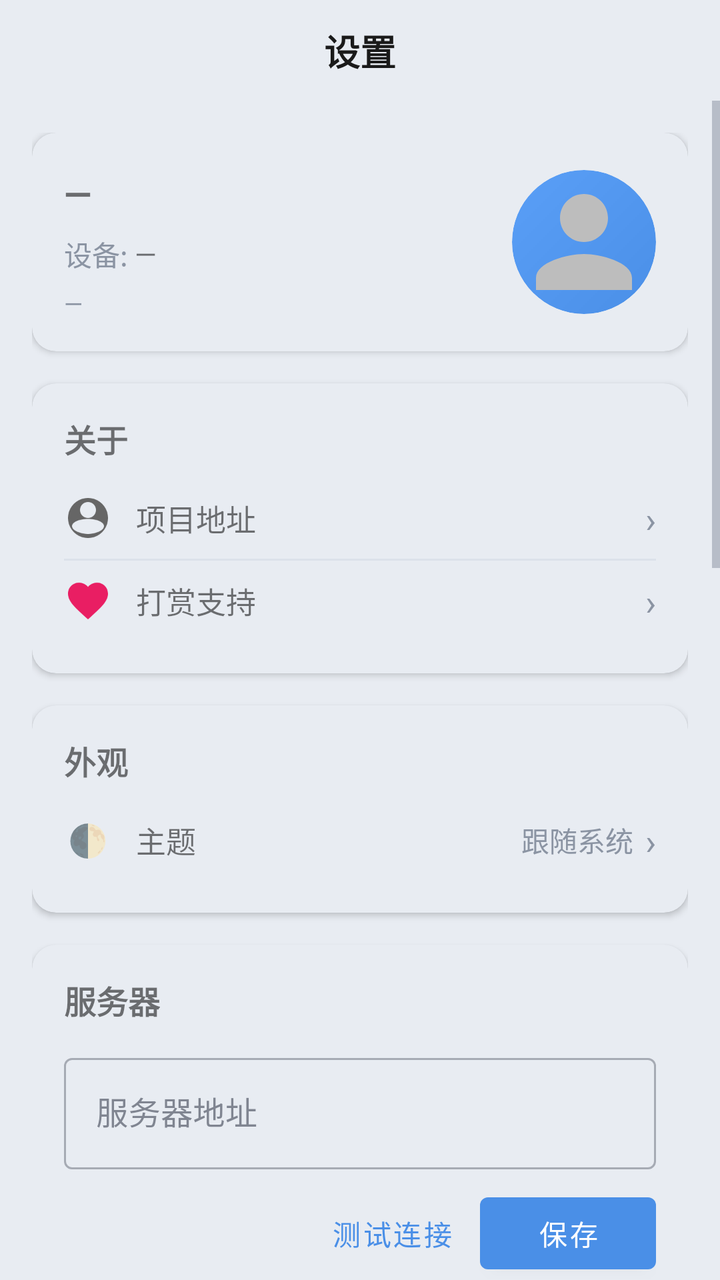
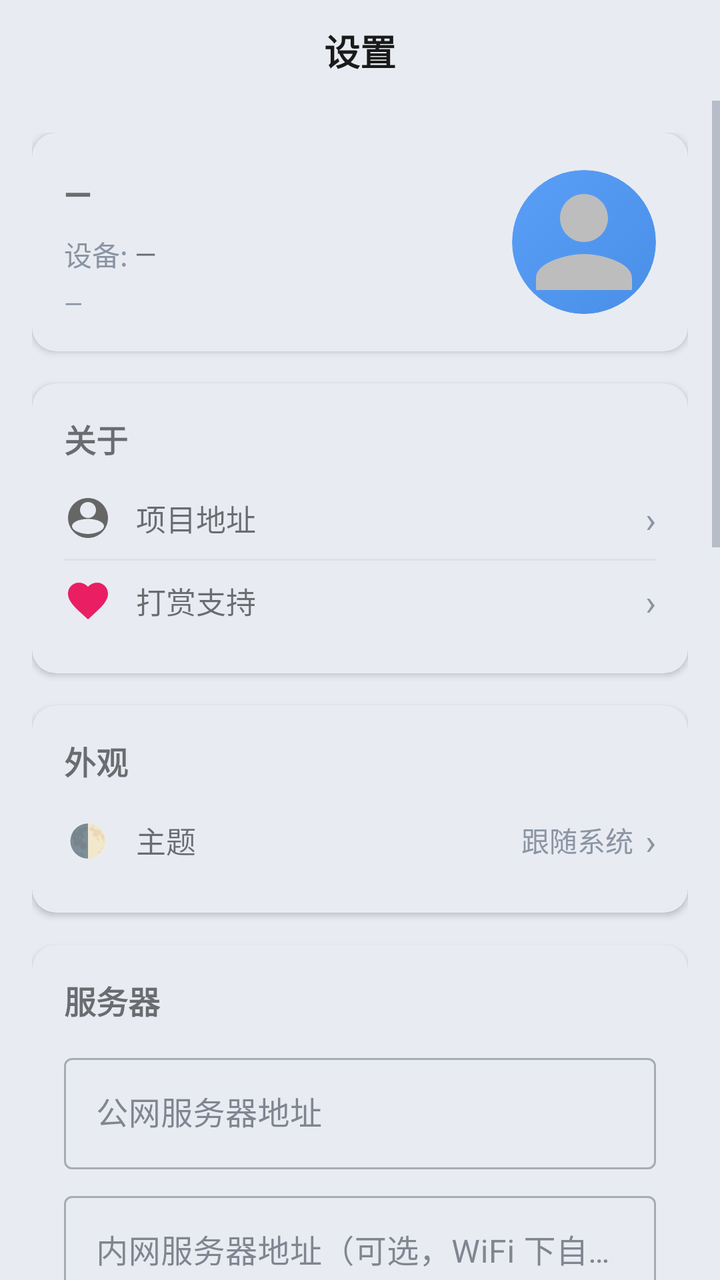

Before-and-after screenshots of an Android layout around one commit, followed by the original layout XML and the change that was made.
<!-- AndroidManifest.xml: application theme Theme.EchoLink -->
<!-- res/layout/fragment_settings.xml -->
<?xml version="1.0" encoding="utf-8"?>
<LinearLayout xmlns:android="http://schemas.android.com/apk/res/android"
    xmlns:app="http://schemas.android.com/apk/res-auto"
    android:layout_width="match_parent"
    android:layout_height="match_parent"
    android:orientation="vertical">

    
    <LinearLayout
        android:id="@+id/topBar"
        android:layout_width="match_parent"
        android:layout_height="wrap_content"
        android:orientation="horizontal"
        android:background="@android:color/transparent"
        android:padding="12dp"
        android:gravity="center_vertical">

        <TextView
            android:layout_width="0dp"
            android:layout_height="wrap_content"
            android:layout_weight="1"
            android:text="设置"
            android:gravity="center"
            android:textSize="18sp"
            android:textStyle="bold"
            android:textColor="@color/on_wallpaper" />
    </LinearLayout>

    <ScrollView
        android:layout_width="match_parent"
        android:layout_height="0dp"
        android:layout_weight="1"
        android:fillViewport="true">

        <LinearLayout
            android:layout_width="match_parent"
            android:layout_height="wrap_content"
            android:orientation="vertical"
            android:padding="16dp">

            
            <com.google.android.material.card.MaterialCardView
                android:layout_width="match_parent"
                android:layout_height="wrap_content"
                android:layout_marginBottom="16dp"
                app:cardCornerRadius="12dp"
                app:cardElevation="2dp">

                <LinearLayout
                    android:layout_width="match_parent"
                    android:layout_height="wrap_content"
                    android:orientation="horizontal"
                    android:gravity="center_vertical"
                    android:padding="16dp">

                    
                    <LinearLayout
                        android:layout_width="0dp"
                        android:layout_height="wrap_content"
                        android:layout_weight="1"
                        android:orientation="vertical">

                        
                        <LinearLayout
                            android:id="@+id/llNickname"
                            android:layout_width="match_parent"
                            android:layout_height="wrap_content"
                            android:orientation="horizontal"
                            android:gravity="center_vertical"
                            android:clickable="true"
                            android:focusable="true"
                            android:background="?attr/selectableItemBackground"
                            android:paddingTop="2dp"
                            android:paddingBottom="2dp">

                            <TextView
                                android:id="@+id/tvDisplayName"
                                android:layout_width="0dp"
                                android:layout_height="wrap_content"
                                android:layout_weight="1"
                                android:text="—"
                                android:textSize="18sp"
                                android:textStyle="bold" />
                        </LinearLayout>

                        
                        <LinearLayout
                            android:id="@+id/llDeviceName"
                            android:layout_width="match_parent"
                            android:layout_height="wrap_content"
                            android:orientation="horizontal"
                            android:gravity="center_vertical"
                            android:clickable="true"
                            android:focusable="true"
                            android:background="?attr/selectableItemBackground"
                            android:paddingTop="2dp"
                            android:paddingBottom="2dp"
                            android:layout_marginTop="4dp">

                            <TextView
                                android:layout_width="wrap_content"
                                android:layout_height="wrap_content"
                                android:text="设备: "
                                android:textSize="14sp"
                                android:textColor="@color/on_surface_variant" />

                            <TextView
                                android:id="@+id/tvDeviceName"
                                android:layout_width="0dp"
                                android:layout_height="wrap_content"
                                android:layout_weight="1"
                                android:text="—"
                                android:textSize="14sp" />
                        </LinearLayout>

                        
                        <TextView
                            android:id="@+id/tvUsername"
                            android:layout_width="wrap_content"
                            android:layout_height="wrap_content"
                            android:text="—"
                            android:textSize="12sp"
                            android:textColor="@color/on_surface_variant"
                            android:layout_marginTop="4dp" />
                    </LinearLayout>

                    
                    <FrameLayout
                        android:id="@+id/flAvatar"
                        android:layout_width="72dp"
                        android:layout_height="72dp"
                        android:layout_marginStart="12dp"
                        android:clickable="true"
                        android:focusable="true"
                        android:background="?attr/selectableItemBackgroundBorderless">

                        <ImageView
                            android:id="@+id/ivAvatar"
                            android:layout_width="match_parent"
                            android:layout_height="match_parent"
                            android:scaleType="centerCrop"
                            android:src="@drawable/ic_default_avatar"
                            android:background="@drawable/bg_circle_avatar"
                            android:clipToOutline="true"
                            android:outlineProvider="background" />
                    </FrameLayout>
                </LinearLayout>
            </com.google.android.material.card.MaterialCardView>

            
            <com.google.android.material.card.MaterialCardView
                android:layout_width="match_parent"
                android:layout_height="wrap_content"
                android:layout_marginBottom="16dp"
                app:cardCornerRadius="12dp"
                app:cardElevation="2dp">

                <LinearLayout
                    android:layout_width="match_parent"
                    android:layout_height="wrap_content"
                    android:orientation="vertical"
                    android:padding="16dp">

                    <TextView
                        android:layout_width="wrap_content"
                        android:layout_height="wrap_content"
                        android:text="关于"
                        android:textStyle="bold"
                        android:textSize="16sp"
                        android:layout_marginBottom="8dp" />

                    
                    <LinearLayout
                        android:id="@+id/llProjectUrl"
                        android:layout_width="match_parent"
                        android:layout_height="wrap_content"
                        android:orientation="horizontal"
                        android:gravity="center_vertical"
                        android:clickable="true"
                        android:focusable="true"
                        android:background="?attr/selectableItemBackground"
                        android:paddingTop="8dp"
                        android:paddingBottom="8dp">

                        <ImageView
                            android:layout_width="24dp"
                            android:layout_height="24dp"
                            android:src="@drawable/ic_github"
                            android:layout_marginEnd="12dp" />

                        <TextView
                            android:layout_width="0dp"
                            android:layout_height="wrap_content"
                            android:layout_weight="1"
                            android:text="项目地址"
                            android:textSize="15sp" />

                        <TextView
                            android:layout_width="wrap_content"
                            android:layout_height="wrap_content"
                            android:text="›"
                            android:textSize="18sp"
                            android:textColor="@color/on_surface_variant" />
                    </LinearLayout>

                    <View
                        android:layout_width="match_parent"
                        android:layout_height="1dp"
                        android:background="@color/surface_variant" />

                    
                    <LinearLayout
                        android:id="@+id/llDonate"
                        android:layout_width="match_parent"
                        android:layout_height="wrap_content"
                        android:orientation="horizontal"
                        android:gravity="center_vertical"
                        android:clickable="true"
                        android:focusable="true"
                        android:background="?attr/selectableItemBackground"
                        android:paddingTop="8dp"
                        android:paddingBottom="8dp">

                        <ImageView
                            android:layout_width="24dp"
                            android:layout_height="24dp"
                            android:src="@drawable/ic_donate"
                            android:layout_marginEnd="12dp" />

                        <TextView
                            android:layout_width="0dp"
                            android:layout_height="wrap_content"
                            android:layout_weight="1"
                            android:text="打赏支持"
                            android:textSize="15sp" />

                        <TextView
                            android:layout_width="wrap_content"
                            android:layout_height="wrap_content"
                            android:text="›"
                            android:textSize="18sp"
                            android:textColor="@color/on_surface_variant" />
                    </LinearLayout>
                </LinearLayout>
            </com.google.android.material.card.MaterialCardView>

            
            <com.google.android.material.card.MaterialCardView
                android:layout_width="match_parent"
                android:layout_height="wrap_content"
                android:layout_marginBottom="16dp"
                app:cardCornerRadius="12dp"
                app:cardElevation="2dp">

                <LinearLayout
                    android:layout_width="match_parent"
                    android:layout_height="wrap_content"
                    android:orientation="vertical"
                    android:padding="16dp">

                    <TextView
                        android:layout_width="wrap_content"
                        android:layout_height="wrap_content"
                        android:text="外观"
                        android:textStyle="bold"
                        android:textSize="16sp"
                        android:layout_marginBottom="8dp" />

                    <LinearLayout
                        android:id="@+id/llTheme"
                        android:layout_width="match_parent"
                        android:layout_height="wrap_content"
                        android:orientation="horizontal"
                        android:gravity="center_vertical"
                        android:clickable="true"
                        android:focusable="true"
                        android:background="?attr/selectableItemBackground"
                        android:paddingTop="8dp"
                        android:paddingBottom="8dp">

                        <TextView
                            android:layout_width="24dp"
                            android:layout_height="24dp"
                            android:gravity="center"
                            android:text="🌓"
                            android:textSize="16sp"
                            android:layout_marginEnd="12dp" />

                        <TextView
                            android:layout_width="0dp"
                            android:layout_height="wrap_content"
                            android:layout_weight="1"
                            android:text="主题"
                            android:textSize="15sp" />

                        <TextView
                            android:id="@+id/tvThemeValue"
                            android:layout_width="wrap_content"
                            android:layout_height="wrap_content"
                            android:text="跟随系统"
                            android:textSize="14sp"
                            android:textColor="@color/on_surface_variant" />

                        <TextView
                            android:layout_width="wrap_content"
                            android:layout_height="wrap_content"
                            android:text="›"
                            android:textSize="18sp"
                            android:textColor="@color/on_surface_variant"
                            android:layout_marginStart="6dp" />
                    </LinearLayout>
                </LinearLayout>
            </com.google.android.material.card.MaterialCardView>

            
            <com.google.android.material.card.MaterialCardView
                android:layout_width="match_parent"
                android:layout_height="wrap_content"
                android:layout_marginBottom="16dp"
                app:cardCornerRadius="12dp"
                app:cardElevation="2dp">

                <LinearLayout
                    android:layout_width="match_parent"
                    android:layout_height="wrap_content"
                    android:orientation="vertical"
                    android:padding="16dp">

                    <TextView
                        android:layout_width="wrap_content"
                        android:layout_height="wrap_content"
                        android:text="服务器"
                        android:textStyle="bold"
                        android:textSize="16sp"
                        android:layout_marginBottom="12dp" />

                    <com.google.android.material.textfield.TextInputLayout
                        android:layout_width="match_parent"
                        android:layout_height="wrap_content"
                        style="@style/Widget.MaterialComponents.TextInputLayout.OutlinedBox"
                        android:layout_marginBottom="8dp">

                        <com.google.android.material.textfield.TextInputEditText
                            android:id="@+id/etServerUrl"
                            android:layout_width="match_parent"
                            android:layout_height="wrap_content"
                            android:hint="服务器地址"
                            android:inputType="textUri"
                            android:singleLine="true" />
                    </com.google.android.material.textfield.TextInputLayout>

                    <LinearLayout
                        android:layout_width="match_parent"
                        android:layout_height="wrap_content"
                        android:orientation="horizontal"
                        android:gravity="end">

                        <com.google.android.material.button.MaterialButton
                            android:id="@+id/btnTestConnection"
                            android:layout_width="wrap_content"
                            android:layout_height="wrap_content"
                            android:text="测试连接"
                            style="@style/Widget.MaterialComponents.Button.TextButton" />

                        <com.google.android.material.button.MaterialButton
                            android:id="@+id/btnSaveServerUrl"
                            android:layout_width="wrap_content"
                            android:layout_height="wrap_content"
                            android:text="保存" />
                    </LinearLayout>
                </LinearLayout>
            </com.google.android.material.card.MaterialCardView>

            
            <com.google.android.material.card.MaterialCardView
                android:layout_width="match_parent"
                android:layout_height="wrap_content"
                android:layout_marginBottom="16dp"
                app:cardCornerRadius="12dp"
                app:cardElevation="2dp">

                <LinearLayout
                    android:layout_width="match_parent"
                    android:layout_height="wrap_content"
                    android:orientation="vertical"
                    android:padding="16dp">

                    <TextView
                        android:layout_width="wrap_content"
                        android:layout_height="wrap_content"
                        android:text="通知监听权限"
                        android:textStyle="bold"
                        android:textSize="16sp"
                        android:layout_marginBottom="8dp" />

                    <LinearLayout
                        android:layout_width="match_parent"
                        android:layout_height="wrap_content"
                        android:orientation="horizontal"
                        android:gravity="center_vertical"
                        android:layout_marginBottom="12dp">

                        <TextView
                            android:layout_width="0dp"
                            android:layout_height="wrap_content"
                            android:layout_weight="1"
                            android:text="状态: " />

                        <TextView
                            android:id="@+id/tvPermissionStatus"
                            android:layout_width="wrap_content"
                            android:layout_height="wrap_content"
                            android:text="未授权"
                            android:textColor="@color/danger"
                            android:textStyle="bold" />
                    </LinearLayout>

                    <com.google.android.material.button.MaterialButton
                        android:id="@+id/btnNotificationPermission"
                        android:layout_width="match_parent"
                        android:layout_height="wrap_content"
                        android:text="去授权通知监听" />
                </LinearLayout>
            </com.google.android.material.card.MaterialCardView>

            
            <com.google.android.material.card.MaterialCardView
                android:layout_width="match_parent"
                android:layout_height="wrap_content"
                android:layout_marginBottom="16dp"
                app:cardCornerRadius="12dp"
                app:cardElevation="2dp">

                <LinearLayout
                    android:layout_width="match_parent"
                    android:layout_height="wrap_content"
                    android:orientation="vertical"
                    android:padding="16dp">

                    <TextView
                        android:layout_width="wrap_content"
                        android:layout_height="wrap_content"
                        android:text="短信验证码"
                        android:textStyle="bold"
                        android:textSize="16sp"
                        android:layout_marginBottom="4dp" />

                    <TextView
                        android:layout_width="match_parent"
                        android:layout_height="wrap_content"
                        android:text="开启后自动读取新短信，提取验证码并复制到剪贴板"
                        android:textSize="12sp"
                        android:textColor="@color/on_surface_variant"
                        android:layout_marginBottom="12dp" />

                    <LinearLayout
                        android:layout_width="match_parent"
                        android:layout_height="wrap_content"
                        android:orientation="horizontal"
                        android:gravity="center_vertical"
                        android:layout_marginBottom="12dp">

                        <TextView
                            android:layout_width="0dp"
                            android:layout_height="wrap_content"
                            android:layout_weight="1"
                            android:text="状态: " />

                        <TextView
                            android:id="@+id/tvSmsStatus"
                            android:layout_width="wrap_content"
                            android:layout_height="wrap_content"
                            android:text="未授权"
                            android:textColor="@color/danger"
                            android:textStyle="bold" />
                    </LinearLayout>

                    <LinearLayout
                        android:layout_width="match_parent"
                        android:layout_height="wrap_content"
                        android:orientation="horizontal"
                        android:gravity="center_vertical">

                        <TextView
                            android:layout_width="0dp"
                            android:layout_height="wrap_content"
                            android:layout_weight="1"
                            android:text="自动提取并复制验证码"
                            android:textSize="14sp" />

                        <com.google.android.material.button.MaterialButton
                            android:id="@+id/btnSmsPermission"
                            style="@style/Widget.MaterialComponents.Button.TextButton"
                            android:layout_width="wrap_content"
                            android:layout_height="wrap_content"
                            android:text="授权读取短信" />

                        <androidx.appcompat.widget.SwitchCompat
                            android:id="@+id/swSmsCapture"
                            android:layout_width="wrap_content"
                            android:layout_height="wrap_content" />
                    </LinearLayout>
                </LinearLayout>
            </com.google.android.material.card.MaterialCardView>

            
            <com.google.android.material.card.MaterialCardView
                android:layout_width="match_parent"
                android:layout_height="wrap_content"
                android:layout_marginBottom="16dp"
                app:cardCornerRadius="12dp"
                app:cardElevation="2dp">

                <LinearLayout
                    android:layout_width="match_parent"
                    android:layout_height="wrap_content"
                    android:orientation="vertical"
                    android:padding="16dp">

                    <TextView
                        android:layout_width="wrap_content"
                        android:layout_height="wrap_content"
                        android:text="应用过滤"
                        android:textStyle="bold"
                        android:textSize="16sp"
                        android:layout_marginBottom="8dp" />

                    <LinearLayout
                        android:layout_width="match_parent"
                        android:layout_height="wrap_content"
                        android:orientation="horizontal"
                        android:gravity="center_vertical"
                        android:layout_marginBottom="4dp">

                        <TextView
                            android:layout_width="0dp"
                            android:layout_height="wrap_content"
                            android:layout_weight="1"
                            android:text="仅同步所选应用"
                            android:textSize="14sp" />

                        <androidx.appcompat.widget.SwitchCompat
                            android:id="@+id/swFilterEnabled"
                            android:layout_width="wrap_content"
                            android:layout_height="wrap_content" />
                    </LinearLayout>

                    <TextView
                        android:layout_width="match_parent"
                        android:layout_height="wrap_content"
                        android:text="关闭 = 同步所有应用；开启后只同步下方勾选的应用"
                        android:textSize="12sp"
                        android:textColor="@color/on_surface_variant"
                        android:layout_marginBottom="8dp" />

                    <androidx.recyclerview.widget.RecyclerView
                        android:id="@+id/rvAppFilter"
                        android:layout_width="match_parent"
                        android:layout_height="240dp"
                        android:clipToPadding="false" />

                    <ProgressBar
                        android:id="@+id/progressBarFilters"
                        android:layout_width="wrap_content"
                        android:layout_height="wrap_content"
                        android:layout_gravity="center"
                        android:visibility="gone" />

                    <TextView
                        android:id="@+id/tvEmptyFilters"
                        android:layout_width="match_parent"
                        android:layout_height="wrap_content"
                        android:text="未找到可同步的应用"
                        android:gravity="center"
                        android:padding="24dp"
                        android:textColor="@color/on_surface_variant"
                        android:visibility="gone" />

                    <com.google.android.material.button.MaterialButton
                        android:id="@+id/btnSaveFilters"
                        android:layout_width="match_parent"
                        android:layout_height="wrap_content"
                        android:layout_marginTop="8dp"
                        android:text="保存应用过滤" />
                </LinearLayout>
            </com.google.android.material.card.MaterialCardView>

            
            <com.google.android.material.button.MaterialButton
                android:id="@+id/btnLogout"
                android:layout_width="match_parent"
                android:layout_height="52dp"
                android:text="退出登录"
                android:backgroundTint="@color/danger"
                android:textColor="@android:color/white" />

        </LinearLayout>
    </ScrollView>
</LinearLayout>
<!-- resources referenced by this layout -->
<resources>
  <color name="danger">#E8645F</color>
  <color name="on_surface_variant">#8B94A3</color>
  <color name="on_wallpaper">#1A1A1A</color>
  <color name="surface_variant">#DCE2EA</color>
  <!-- drawable bg_circle_avatar (drawable) -->
  <?xml version="1.0" encoding="utf-8"?>
  <shape xmlns:android="http://schemas.android.com/apk/res/android"
      android:shape="oval">
      <gradient
          android:angle="315"
          android:startColor="@color/brand_gradient_start"
          android:endColor="@color/brand_gradient_end" />
  </shape>
  <!-- drawable ic_default_avatar (drawable) -->
  <vector xmlns:android="http://schemas.android.com/apk/res/android"
      android:width="48dp"
      android:height="48dp"
      android:viewportWidth="24"
      android:viewportHeight="24">
      <path
          android:fillColor="#BDBDBD"
          android:pathData="M12,12c2.21,0 4,-1.79 4,-4s-1.79,-4 -4,-4 -4,1.79 -4,4 1.79,4 4,4zM12,14c-2.67,0 -8,1.34 -8,4v2h16v-2c0,-2.66 -5.33,-4 -8,-4z" />
  </vector>
  <!-- drawable ic_donate (drawable) -->
  <vector xmlns:android="http://schemas.android.com/apk/res/android"
      android:width="24dp"
      android:height="24dp"
      android:viewportWidth="24"
      android:viewportHeight="24">
      <path
          android:fillColor="#E91E63"
          android:pathData="M12,21.35l-1.45,-1.32C5.4,15.36 2,12.28 2,8.5 2,5.42 4.42,3 7.5,3c1.74,0 3.41,0.81 4.5,2.09C13.09,3.81 14.76,3 16.5,3 19.58,3 22,5.42 22,8.5c0,3.78 -3.4,6.86 -8.55,11.54L12,21.35z" />
  </vector>
  <!-- drawable ic_github (drawable) -->
  <vector xmlns:android="http://schemas.android.com/apk/res/android"
      android:width="24dp"
      android:height="24dp"
      android:viewportWidth="24"
      android:viewportHeight="24">
      <path
          android:fillColor="#666666"
          android:pathData="M12,2C6.48,2 2,6.48 2,12s4.48,10 10,10 10,-4.48 10,-10S17.52,2 12,2zM12,4c2.21,0 4,1.79 4,4s-1.79,4 -4,4 -4,-1.79 -4,-4 1.79,-4 4,-4zM12,20c-2.67,0 -8,-1.34 -8,-4 0,-1.5 2.67,-3.5 8,-3.5s8,2 8,3.5c0,2.66 -5.33,4 -8,4z" />
  </vector>
  <color name="brand_gradient_start">#5a9ff7</color>
  <color name="brand_gradient_end">#4a8fe7</color>
  <color name="brand_primary">#4a8fe7</color>
  <color name="brand_primary_dark">#3a7fd7</color>
  <color name="on_primary">#FFFFFF</color>
  <color name="secondary">#4a8fe7</color>
  <color name="on_secondary">#FFFFFF</color>
  <color name="surface">@color/neu_base</color>
  <color name="on_surface">#3A4150</color>
  <color name="error">#E8645F</color>
  <color name="background">@color/neu_base</color>
  <style name="Theme.EchoLink.Dialog" parent="ThemeOverlay.MaterialComponents.Dialog.Alert">
          <item name="colorSurface">@color/chat_bg</item>
          <item name="colorSurfaceVariant">@color/chat_bg</item>
          <item name="colorOnSurface">@color/on_surface</item>
          <item name="android:windowBackground">@color/chat_bg</item>
          <item name="android:background">@color/chat_bg</item>
          <item name="android:colorBackground">@color/chat_bg</item>
          <item name="colorPrimary">@color/brand_primary</item>
          <item name="colorOnPrimary">@color/on_primary</item>
          <item name="android:textColorPrimary">@color/on_surface</item>
          <item name="android:textColor">@color/on_surface</item>
          <item name="android:windowIsFloating">true</item>
      </style>
  <color name="neu_base">#E8ECF2</color>
  <color name="chat_bg">@color/neu_base</color>
  <!-- unchanged entries left out for length: 1 -->
</resources>

<!-- the commit's change to res/layout/fragment_settings.xml (unified diff, before → after) -->
@@ -1,4 +1,5 @@
 <?xml version="1.0" encoding="utf-8"?>
+
 <LinearLayout xmlns:android="http://schemas.android.com/apk/res/android"
     xmlns:app="http://schemas.android.com/apk/res-auto"
     android:layout_width="match_parent"
@@ -344,7 +345,22 @@
                             android:id="@+id/etServerUrl"
                             android:layout_width="match_parent"
                             android:layout_height="wrap_content"
-                            android:hint="服务器地址"
+                            android:hint="公网服务器地址"
+                            android:inputType="textUri"
+                            android:singleLine="true" />
+                    </com.google.android.material.textfield.TextInputLayout>
+
+                    <com.google.android.material.textfield.TextInputLayout
+                        android:layout_width="match_parent"
+                        android:layout_height="wrap_content"
+                        style="@style/Widget.MaterialComponents.TextInputLayout.OutlinedBox"
+                        android:layout_marginBottom="8dp">
+
+                        <com.google.android.material.textfield.TextInputEditText
+                            android:id="@+id/etLanServerUrl"
+                            android:layout_width="match_parent"
+                            android:layout_height="wrap_content"
+                            android:hint="内网服务器地址（可选，WiFi 下自动优先）"
                             android:inputType="textUri"
                             android:singleLine="true" />
                     </com.google.android.material.textfield.TextInputLayout>
